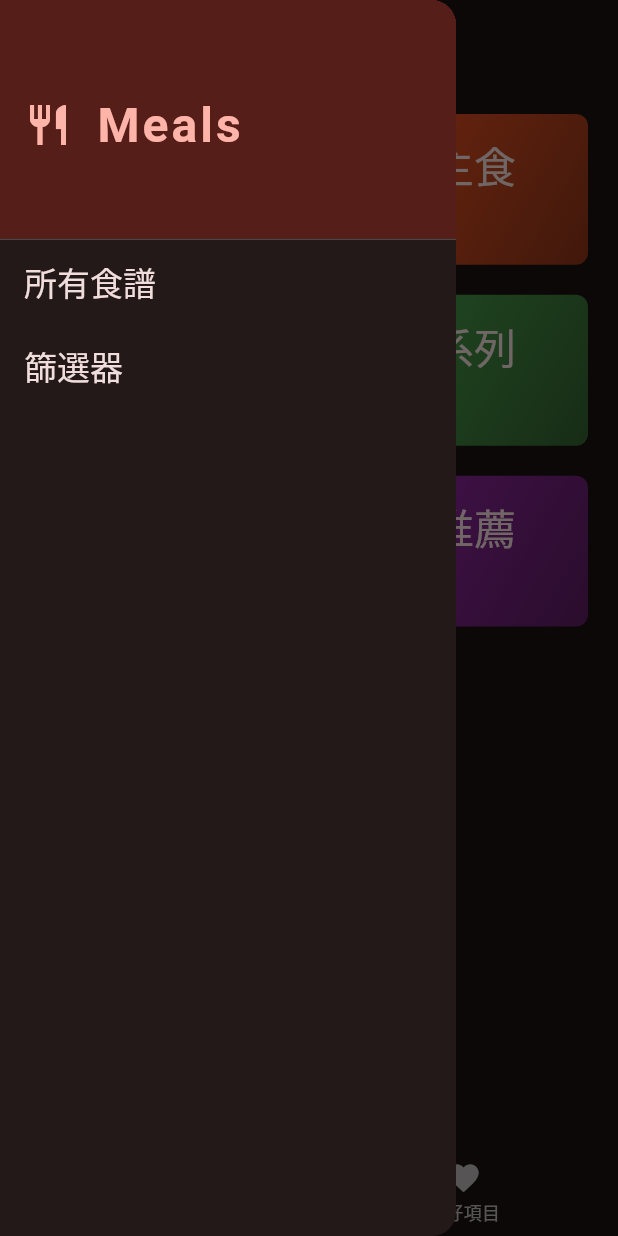
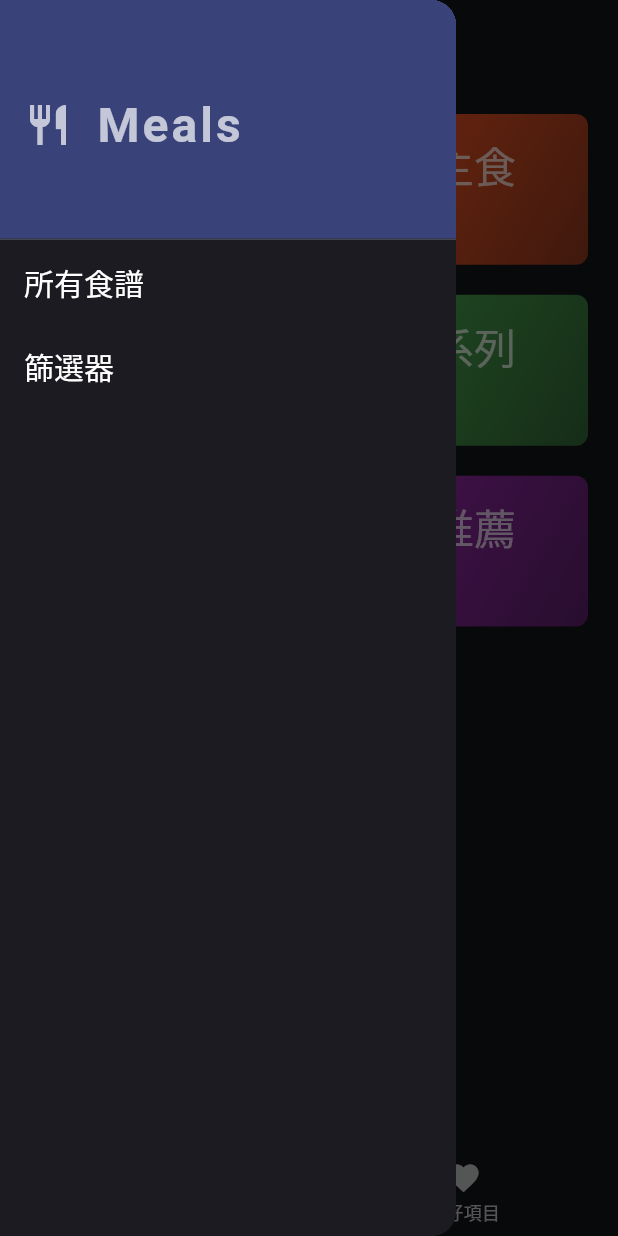
Before and after one commit to WangShuan/flutter-04-meals, a Flutter app: the screen it shows after launch, with the side drawer open, on a phone screen of 412 x 824 dp. Run offline on Flutter 3.47's test engine with Material 2 defaults, Android fonts, the phone set to English and light mode, and no system bars; our stand-ins replace google_fonts, transparent_image.

Commit message:
優化樣式

```diff
--- a/lib/data/dummy_categories.dart
+++ b/lib/data/dummy_categories.dart
@@ -46,8 +46,7 @@ const meals = [
     id: 'm1',
     title: '鯖魚筍湯麵',
     categories: ['c2'],
-    imgUrl:
-        'https://cdn.pixabay.com/photo/2019/11/19/18/34/food-4638227_1280.jpg',
+    imgUrl: 'https://cdn.pixabay.com/photo/2019/11/19/18/34/food-4638227_1280.jpg',
     ingredients: [
       '茄汁鯖魚罐頭',
       '香筍罐頭',
@@ -61,7 +60,7 @@ const meals = [
       '開中大火煮到水滾後，加入麵條',
       '轉中小火，視麵條種類煮約三～五分鐘',
       '待麵條軟度可食用後，加入蔬菜',
-      '蔬菜熟後即可關火上桌'
+      '蔬菜熟後即可關火上桌',
     ],
     duration: '15分鐘',
     isGlutenFree: false,
@@ -73,8 +72,7 @@ const meals = [
     id: 'm2',
     title: '蔬菜鮪魚粥',
     categories: ['c1', 'c6'],
-    imgUrl:
-        'https://d189djjbmcrkk.cloudfront.net/tinymce/ysFXWkBtuxewWJcb3OamITqjoJm5wIj0AERVxsva.jpeg',
+    imgUrl: 'https://d189djjbmcrkk.cloudfront.net/tinymce/ysFXWkBtuxewWJcb3OamITqjoJm5wIj0AERVxsva.jpeg',
     ingredients: [
       '鮪魚罐頭',
       '玉米筍一盒',
@@ -99,8 +97,7 @@ const meals = [
     id: 'm3',
     title: '紅醬牛奶',
     categories: ['c7', 'c4'],
-    imgUrl:
-        'https://cdn.pixabay.com/photo/2018/02/23/16/58/milk-3176015_1280.jpg',
+    imgUrl: 'https://cdn.pixabay.com/photo/2018/02/23/16/58/milk-3176015_1280.jpg',
     ingredients: [
       '草莓果醬少許',
       '紅蘿蔔四分之一條',
@@ -123,8 +120,7 @@ const meals = [
     id: 'm4',
     title: '綠果汁',
     categories: ['c4'],
-    imgUrl:
-        'https://cdn.pixabay.com/photo/2015/07/19/22/37/bottle-852133_1280.jpg',
+    imgUrl: 'https://cdn.pixabay.com/photo/2015/07/19/22/37/bottle-852133_1280.jpg',
     ingredients: [
       '任意三種或以上的綠色蔬果',
       '飲用水',
@@ -145,8 +141,7 @@ const meals = [
     id: 'm5',
     title: '洋蔥鮪魚沙拉',
     categories: ['c3', 'c6'],
-    imgUrl:
-        'https://cdn.cybassets.com/s/files/9949/ckeditor/pictures/content_b5149357-fd33-4cec-98a9-3714050d281b.jpg',
+    imgUrl: 'https://cdn.cybassets.com/s/files/9949/ckeditor/pictures/content_b5149357-fd33-4cec-98a9-3714050d281b.jpg',
     ingredients: [
       '水煮鮪魚罐頭',
       '洋蔥一顆',
@@ -158,7 +153,7 @@ const meals = [
       '用飲用水來回沖洗洋蔥三次，去除辛辣味',
       '放入冰塊及飲用水淹過洋蔥浸泡十五分鐘',
       '加入鮪魚罐頭及調味用的適量醬油',
-      '攪拌均勻後即可食用'
+      '攪拌均勻後即可食用',
     ],
     duration: '30分鐘',
     isGlutenFree: true,
@@ -170,8 +165,7 @@ const meals = [
     id: 'm6',
     title: '泡菜豆腐鍋',
     categories: ['c6'],
-    imgUrl:
-        'https://cdn.ready-market.com/106/3d1b21f4//Templates/pic/Kimchi%20Tofu%20Hot%20Pot.jpg?v=172c5bc3',
+    imgUrl: 'https://cdn.ready-market.com/106/3d1b21f4//Templates/pic/Kimchi%20Tofu%20Hot%20Pot.jpg?v=172c5bc3',
     ingredients: [
       '愛之味泡菜兩罐',
       '嫩豆腐一盒',
@@ -185,7 +179,7 @@ const meals = [
       '開中小火，加入切好的豆腐',
       '水滾後加入火鍋肉片',
       '待肉片快熟時，加入切好的蔬菜',
-      '蔬菜熟後即可關火上桌'
+      '蔬菜熟後即可關火上桌',
     ],
     duration: '7分鐘',
     isGlutenFree: true,
@@ -197,8 +191,7 @@ const meals = [
     id: 'm7',
     title: '木瓜牛奶冰沙',
     categories: ['c4'],
-    imgUrl:
-        'https://cdn.pixabay.com/photo/2017/03/31/16/07/smoothie-2191709_1280.jpg',
+    imgUrl: 'https://cdn.pixabay.com/photo/2017/03/31/16/07/smoothie-2191709_1280.jpg',
     ingredients: [
       '木瓜',
       '牛奶',
@@ -220,10 +213,10 @@ const meals = [
     id: 'm8',
     title: '綜合果汁',
     categories: ['c4'],
-    imgUrl:
-        'https://cdn.pixabay.com/photo/2020/03/20/16/48/smoothies-4951253_1280.jpg',
+    imgUrl: 'https://cdn.pixabay.com/photo/2020/03/20/16/48/smoothies-4951253_1280.jpg',
     ingredients: [
       '超商或超市賣的綜合水果一盒',
+      '飲用水',
     ],
     steps: [
       '將綜合水果依序放入杯中',
@@ -240,8 +233,7 @@ const meals = [
     id: 'm9',
     title: '午餐肉夾蛋土司',
     categories: ['c5'],
-    imgUrl:
-        'https://cdn.pixabay.com/photo/2016/11/18/19/00/bread-1836411_1280.jpg',
+    imgUrl: 'https://cdn.pixabay.com/photo/2016/11/18/19/00/bread-1836411_1280.jpg',
     ingredients: [
       '午餐肉罐頭',
       '蛋一顆',
@@ -252,7 +244,7 @@ const meals = [
       '將午餐肉、番茄、小黃瓜切片備用',
       '將適量小黃瓜、兩片牛番茄放到吐司上',
       '熱鍋下油，煎午餐肉至金黃色、煎蛋',
-      '將午餐肉放在番茄上、蛋放最上面，即可食用'
+      '將午餐肉放在番茄上、蛋放最上面，即可食用',
     ],
     duration: '5分鐘',
     isGlutenFree: false,
@@ -264,8 +256,7 @@ const meals = [
     id: 'm10',
     title: '莓果優格麥片',
     categories: ['c5'],
-    imgUrl:
-        'https://cdn.pixabay.com/photo/2016/11/21/15/53/berries-1846085_1280.jpg',
+    imgUrl: 'https://cdn.pixabay.com/photo/2016/11/21/15/53/berries-1846085_1280.jpg',
     ingredients: [
       '草莓',
       '藍莓',
@@ -287,8 +278,7 @@ const meals = [
     id: 'm11',
     title: '白醬義大利麵',
     categories: ['c2'],
-    imgUrl:
-        'https://cdn.pixabay.com/photo/2015/04/06/13/28/spaghetti-709337_1280.jpg',
+    imgUrl: 'https://cdn.pixabay.com/photo/2015/04/06/13/28/spaghetti-709337_1280.jpg',
     ingredients: [
       '康寶濃湯四人份一包',
       '飲用水',
@@ -301,7 +291,7 @@ const meals = [
       '用另外一鍋倒入康寶濃湯加適量飲用水攪拌至濃稠',
       '加入切好的肉類一起攪拌',
       '在碗中放入煮好的義大利麵條',
-      '倒入煮好的醬料即可食用'
+      '倒入煮好的醬料即可食用',
     ],
     duration: '12分鐘',
     isGlutenFree: false,
--- a/lib/main.dart
+++ b/lib/main.dart
@@ -5,22 +5,27 @@ import './screens/tabs_screen.dart';
 
 void main() => runApp(const MyApp());
 
-final theme = ThemeData(
-  colorScheme: ColorScheme.fromSeed(
-    brightness: Brightness.dark,
-    seedColor: Colors.red,
-  ),
-  useMaterial3: true,
-  textTheme: GoogleFonts.mochiyPopPOneTextTheme(),
-);
-
 class MyApp extends StatelessWidget {
   const MyApp({super.key});
 
   @override
   Widget build(BuildContext context) {
     return MaterialApp(
-      theme: theme,
+      theme: ThemeData(
+        colorScheme: ColorScheme.fromSeed(
+          seedColor: Colors.indigo,
+          brightness: Brightness.dark,
+        ),
+        primaryColor: Colors.indigo,
+        brightness: Brightness.dark,
+        useMaterial3: true,
+        textTheme: GoogleFonts.mochiyPopPOneTextTheme(Theme.of(context).textTheme).copyWith(
+          bodyMedium: GoogleFonts.mochiyPopPOne(color: Colors.indigo[50], fontSize: 16),
+          headlineMedium: GoogleFonts.mochiyPopPOne(color: Colors.white70),
+          headlineSmall: GoogleFonts.mochiyPopPOne(color: Colors.white, fontSize: 20),
+          titleLarge: GoogleFonts.mochiyPopPOne(color: Colors.indigo[100]),
+        ),
+      ),
       home: const TabsScreen(),
     );
   }
--- a/lib/widgets/category_grid_item.dart
+++ b/lib/widgets/category_grid_item.dart
@@ -25,9 +25,7 @@ class CategoryGridItem extends StatelessWidget {
         ),
         child: Text(
           title,
-          style: Theme.of(context).textTheme.headlineMedium!.copyWith(
-                color: Theme.of(context).colorScheme.onBackground,
-              ),
+          style: Theme.of(context).textTheme.headlineMedium,
         ),
       ),
     );
--- a/lib/widgets/main_drawer.dart
+++ b/lib/widgets/main_drawer.dart
@@ -13,51 +13,35 @@ class MainDrawer extends StatelessWidget {
             height: 160,
             child: DrawerHeader(
               margin: const EdgeInsets.all(0),
-              decoration:
-                  BoxDecoration(color: Theme.of(context).colorScheme.onPrimary),
-              child: Row(
+              decoration: BoxDecoration(color: Theme.of(context).colorScheme.primaryContainer),
+              child: const Row(
                 children: [
                   Icon(
                     Icons.restaurant,
                     size: 32,
-                    color: Theme.of(context).colorScheme.primary,
+                    color: Colors.white70,
                   ),
-                  const SizedBox(
-                    width: 16,
-                  ),
+                  SizedBox(width: 16),
                   Text(
                     "Meals",
                     style: TextStyle(
-                        color: Theme.of(context).colorScheme.primary,
-                        fontWeight: FontWeight.bold,
-                        fontSize: 32,
-                        letterSpacing: 2),
+                      fontWeight: FontWeight.bold,
+                      fontSize: 32,
+                      letterSpacing: 2,
+                      color: Colors.white70,
+                    ),
                   )
                 ],
               ),
             ),
           ),
           ListTile(
-            title: Text(
-              '所有食譜',
-              style: Theme.of(context).textTheme.titleLarge!.copyWith(
-                    color: Theme.of(context).colorScheme.onBackground,
-                  ),
-            ),
-            onTap: () {
-              selectedScreen('meals');
-            },
+            title: Text('所有食譜', style: Theme.of(context).textTheme.headlineSmall),
+            onTap: () => selectedScreen('meals'),
           ),
           ListTile(
-            title: Text(
-              '篩選器',
-              style: Theme.of(context).textTheme.titleLarge!.copyWith(
-                    color: Theme.of(context).colorScheme.onBackground,
-                  ),
-            ),
-            onTap: () {
-              selectedScreen('filters');
-            },
+            title: Text('篩選器', style: Theme.of(context).textTheme.headlineSmall),
+            onTap: () => selectedScreen('filters'),
           )
         ],
       ),
```
Also changed, not shown: lib/screens/categories_screen.dart (+3 -8 lines), lib/screens/filters_screen.dart (+8 -48 lines), lib/screens/meal_screen.dart (+29 -55 lines), lib/screens/meals_screen.dart (+4 -9 lines), lib/screens/tabs_screen.dart (+7 -15 lines), lib/widgets/meal_item.dart (+12 -5 lines), lib/widgets/meal_item_lable.dart (deleted, +0 -27 lines), 1 other file.
